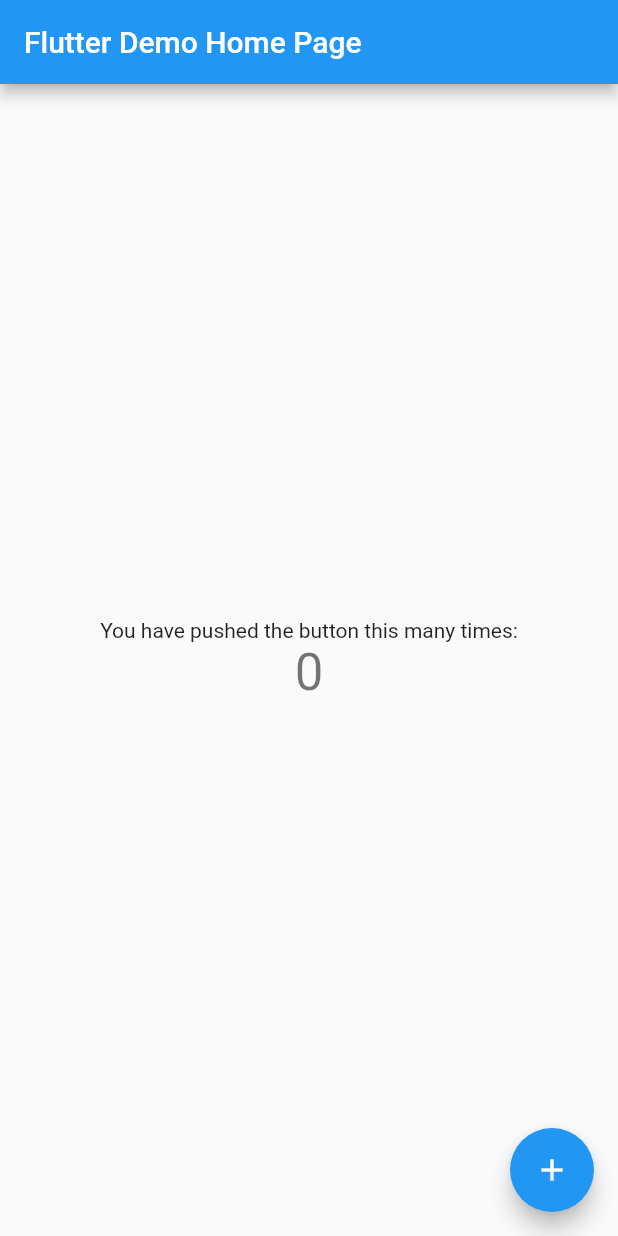
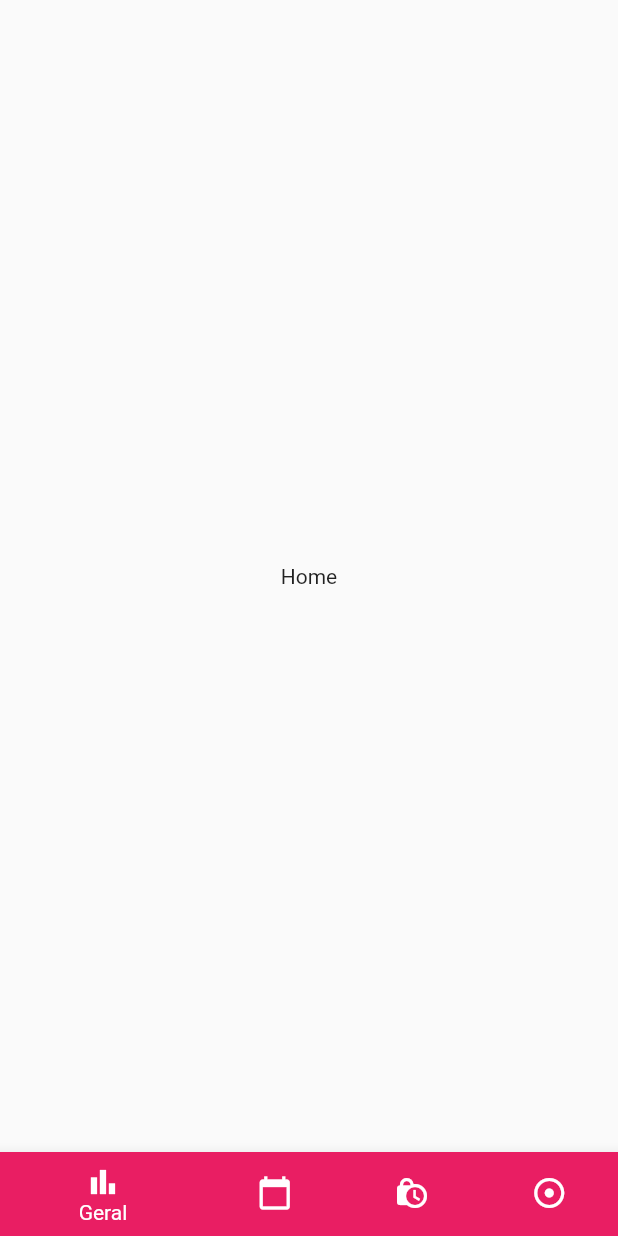
Before and after one commit to LeonardoLpds/personal_expenses, a Flutter app: the screen it shows after launch, on a phone screen of 412 x 824 dp. Run offline on Flutter 3.47's test engine with Material 2 defaults, Android fonts, the phone set to English and light mode, and no system bars.

Commit message:
Criando estrutura de navegaçao

```diff
--- a/lib/main.dart
+++ b/lib/main.dart
@@ -1,4 +1,5 @@
 import 'package:flutter/material.dart';
+import 'package:personal_expenses/screens/layout/main_layout.dart';
 
 void main() {
   runApp(const MyApp());
@@ -7,109 +8,12 @@ void main() {
 class MyApp extends StatelessWidget {
   const MyApp({Key? key}) : super(key: key);
 
-  // This widget is the root of your application.
   @override
   Widget build(BuildContext context) {
     return MaterialApp(
-      title: 'Flutter Demo',
-      theme: ThemeData(
-        // This is the theme of your application.
-        //
-        // Try running your application with "flutter run". You'll see the
-        // application has a blue toolbar. Then, without quitting the app, try
-        // changing the primarySwatch below to Colors.green and then invoke
-        // "hot reload" (press "r" in the console where you ran "flutter run",
-        // or simply save your changes to "hot reload" in a Flutter IDE).
-        // Notice that the counter didn't reset back to zero; the application
-        // is not restarted.
-        primarySwatch: Colors.blue,
-      ),
-      home: const MyHomePage(title: 'Flutter Demo Home Page'),
+      title: 'Despesas Pessoais',
+      theme: ThemeData(primarySwatch: Colors.pink),
+      home: const MainLayout(),
     );
   }
 }
-
-class MyHomePage extends StatefulWidget {
-  const MyHomePage({Key? key, required this.title}) : super(key: key);
-
-  // This widget is the home page of your application. It is stateful, meaning
-  // that it has a State object (defined below) that contains fields that affect
-  // how it looks.
-
-  // This class is the configuration for the state. It holds the values (in this
-  // case the title) provided by the parent (in this case the App widget) and
-  // used by the build method of the State. Fields in a Widget subclass are
-  // always marked "final".
-
-  final String title;
-
-  @override
-  State<MyHomePage> createState() => _MyHomePageState();
-}
-
-class _MyHomePageState extends State<MyHomePage> {
-  int _counter = 0;
-
-  void _incrementCounter() {
-    setState(() {
-      // This call to setState tells the Flutter framework that something has
-      // changed in this State, which causes it to rerun the build method below
-      // so that the display can reflect the updated values. If we changed
-      // _counter without calling setState(), then the build method would not be
-      // called again, and so nothing would appear to happen.
-      _counter++;
-    });
-  }
-
-  @override
-  Widget build(BuildContext context) {
-    // This method is rerun every time setState is called, for instance as done
-    // by the _incrementCounter method above.
-    //
-    // The Flutter framework has been optimized to make rerunning build methods
-    // fast, so that you can just rebuild anything that needs updating rather
-    // than having to individually change instances of widgets.
-    return Scaffold(
-      appBar: AppBar(
-        // Here we take the value from the MyHomePage object that was created by
-        // the App.build method, and use it to set our appbar title.
-        title: Text(widget.title),
-      ),
-      body: Center(
-        // Center is a layout widget. It takes a single child and positions it
-        // in the middle of the parent.
-        child: Column(
-          // Column is also a layout widget. It takes a list of children and
-          // arranges them vertically. By default, it sizes itself to fit its
-          // children horizontally, and tries to be as tall as its parent.
-          //
-          // Invoke "debug painting" (press "p" in the console, choose the
-          // "Toggle Debug Paint" action from the Flutter Inspector in Android
-          // Studio, or the "Toggle Debug Paint" command in Visual Studio Code)
-          // to see the wireframe for each widget.
-          //
-          // Column has various properties to control how it sizes itself and
-          // how it positions its children. Here we use mainAxisAlignment to
-          // center the children vertically; the main axis here is the vertical
-          // axis because Columns are vertical (the cross axis would be
-          // horizontal).
-          mainAxisAlignment: MainAxisAlignment.center,
-          children: <Widget>[
-            const Text(
-              'You have pushed the button this many times:',
-            ),
-            Text(
-              '$_counter',
-              style: Theme.of(context).textTheme.headline4,
-            ),
-          ],
-        ),
-      ),
-      floatingActionButton: FloatingActionButton(
-        onPressed: _incrementCounter,
-        tooltip: 'Increment',
-        child: const Icon(Icons.add),
-      ), // This trailing comma makes auto-formatting nicer for build methods.
-    );
-  }
-}
--- /dev/null
+++ b/lib/routes.dart
@@ -0,0 +1,46 @@
+import 'package:flutter/material.dart';
+import 'package:personal_expenses/screens/fixes_screen.dart';
+import 'package:personal_expenses/screens/home_screen.dart';
+import 'package:personal_expenses/screens/month_screen.dart';
+import 'package:personal_expenses/screens/objective_screen.dart';
+
+class AppScreens {
+  final String path;
+  final Widget screen;
+  final String title;
+  final Icon icon;
+
+  AppScreens({
+    required this.path,
+    required this.screen,
+    required this.title,
+    required this.icon,
+  });
+}
+
+final pages = [
+  AppScreens(
+    path: "/home",
+    screen: const HomeScreen(),
+    title: "Geral",
+    icon: const Icon(Icons.bar_chart),
+  ),
+  AppScreens(
+    path: "/months",
+    screen: const MonthScreen(),
+    title: "Meses",
+    icon: const Icon(Icons.calendar_today),
+  ),
+  AppScreens(
+    path: "/fixes",
+    screen: const FixesScreen(),
+    title: "Fixos",
+    icon: const Icon(Icons.lock_clock),
+  ),
+  AppScreens(
+    path: "/objective",
+    screen: const ObjectiveScreen(),
+    title: "Objetivo",
+    icon: const Icon(Icons.mode_standby),
+  ),
+];
--- /dev/null
+++ b/lib/screens/home_screen.dart
@@ -0,0 +1,10 @@
+import 'package:flutter/material.dart';
+
+class HomeScreen extends StatelessWidget {
+  const HomeScreen({Key? key}) : super(key: key);
+
+  @override
+  Widget build(BuildContext context) {
+    return const Center(child: Text("Home"));
+  }
+}
--- /dev/null
+++ b/lib/screens/layout/main_layout.dart
@@ -0,0 +1,30 @@
+import 'package:flutter/material.dart';
+import 'package:personal_expenses/routes.dart';
+
+class MainLayout extends StatefulWidget {
+  const MainLayout({Key? key}) : super(key: key);
+
+  @override
+  _MainLayoutState createState() => _MainLayoutState();
+}
+
+class _MainLayoutState extends State<MainLayout> {
+  int _currentPage = 0;
+
+  @override
+  Widget build(BuildContext context) {
+    return Scaffold(
+      body: pages[_currentPage].screen,
+      bottomNavigationBar: BottomNavigationBar(
+        currentIndex: _currentPage,
+        onTap: (index) => setState(() => _currentPage = index),
+        items: pages
+            .map((page) => BottomNavigationBarItem(
+                icon: page.icon,
+                label: page.title,
+                backgroundColor: Theme.of(context).primaryColor))
+            .toList(),
+      ),
+    );
+  }
+}
```
Also changed, not shown: lib/screens/fixes_screen.dart (added, +12 -0 lines), lib/screens/month_screen.dart (added, +12 -0 lines), lib/screens/objective_screen.dart (added, +12 -0 lines).
